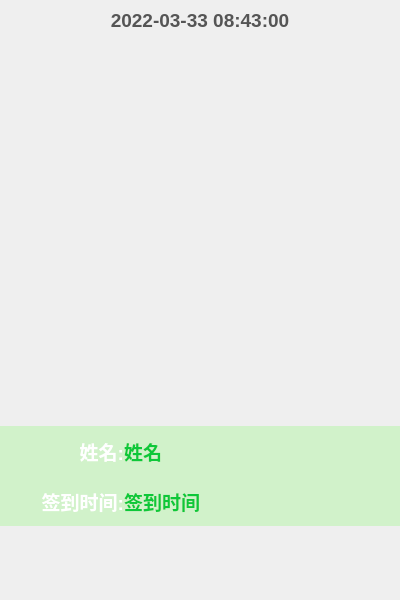
Qt form ui/main_widget.ui (ChaoII/FRAM) before a commit.
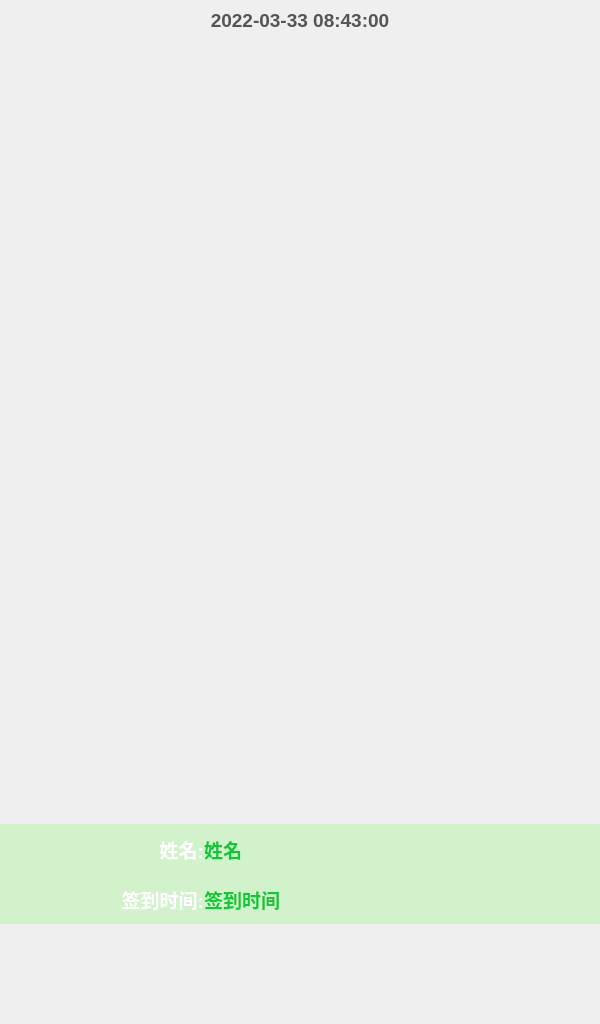
The same form after that commit. Icons and pictures are not drawn.

Diff of the .ui file:
```diff
--- a/ui/main_widget.ui
+++ b/ui/main_widget.ui
@@ -6,8 +6,8 @@
    <rect>
     <x>0</x>
     <y>0</y>
-    <width>400</width>
-    <height>600</height>
+    <width>600</width>
+    <height>1024</height>
    </rect>
   </property>
   <property name="sizePolicy">
@@ -58,8 +58,8 @@
     <rect>
      <x>0</x>
      <y>0</y>
-     <width>400</width>
-     <height>600</height>
+     <width>600</width>
+     <height>1024</height>
     </rect>
    </property>
    <layout class="QVBoxLayout" name="verticalLayout">
@@ -93,6 +93,19 @@
       </property>
      </widget>
     </item>
+    <item>
+     <spacer name="verticalSpacer_2">
+      <property name="orientation">
+       <enum>Qt::Vertical</enum>
+      </property>
+      <property name="sizeHint" stdset="0">
+       <size>
+        <width>20</width>
+        <height>40</height>
+       </size>
+      </property>
+     </spacer>
+    </item>
     <item>
      <widget class="QLabel" name="label">
       <property name="sizePolicy">
@@ -103,14 +116,14 @@
       </property>
       <property name="minimumSize">
        <size>
-        <width>200</width>
-        <height>300</height>
+        <width>580</width>
+        <height>600</height>
        </size>
       </property>
       <property name="maximumSize">
        <size>
-        <width>167777</width>
-        <height>300</height>
+        <width>77777</width>
+        <height>580</height>
        </size>
       </property>
       <property name="scaledContents">
@@ -132,7 +145,7 @@
       <property name="sizeHint" stdset="0">
        <size>
         <width>20</width>
-        <height>30</height>
+        <height>10</height>
        </size>
       </property>
      </spacer>
@@ -279,12 +292,12 @@
        <enum>Qt::Vertical</enum>
       </property>
       <property name="sizeType">
-       <enum>QSizePolicy::Expanding</enum>
+       <enum>QSizePolicy::Preferred</enum>
       </property>
       <property name="sizeHint" stdset="0">
        <size>
         <width>20</width>
-        <height>30</height>
+        <height>100</height>
        </size>
       </property>
      </spacer>
```
